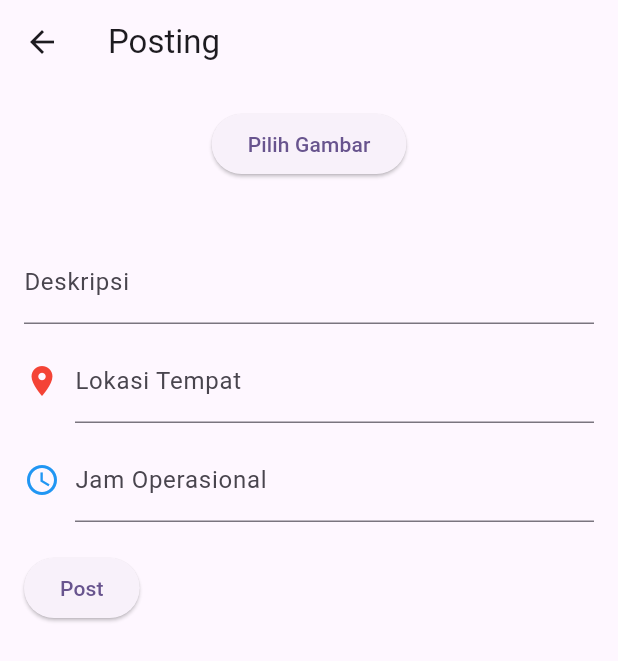
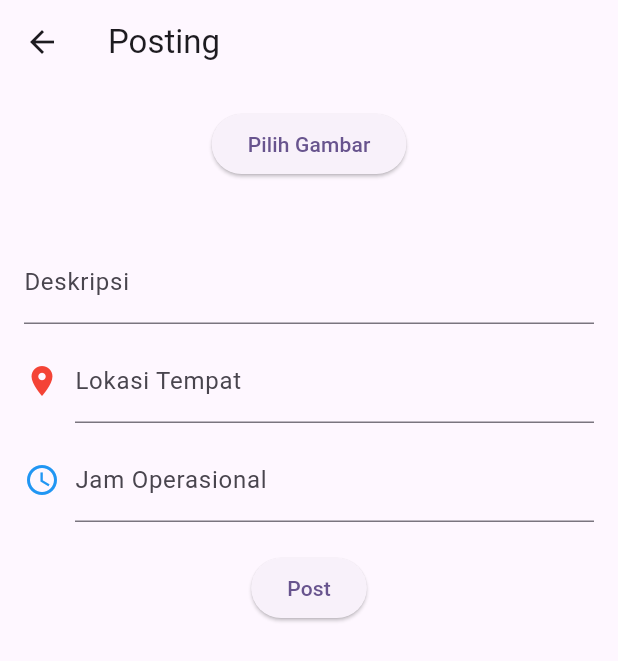
Before and after one commit to richards0904/prj_kulinerkito, a Flutter app: the AddPostScreen screen opened by its route, on a phone screen of 412 x 824 dp. Shown: the top 661 px of the screen. Run offline on Flutter 3.47's test engine with Material 3 defaults, Android fonts, the light colour scheme and no system bars; our stand-ins replace cloud_firestore, firebase_auth, firebase_core, firebase_storage, google_maps_flutter, image_picker and 1 more; accounts and stored records are empty.

Commit message:
center tombol post

```diff
--- a/lib/screens/add_post_screen.dart
+++ b/lib/screens/add_post_screen.dart
@@ -184,10 +184,12 @@ class _AddPostScreenState extends State<AddPostScreen> {
                   child: FutureBuilder(
                     future: Future.delayed(const Duration(seconds: 3)),
                     builder: (c, s) => s.connectionState == ConnectionState.done
-                        ? Image.file(_image!,
-                          width: 200,
-                          height: 200,
-                          fit: BoxFit.cover,)
+                        ? Image.file(
+                            _image!,
+                            width: 200,
+                            height: 200,
+                            fit: BoxFit.cover,
+                          )
                         : const CircularProgressIndicator(),
                   ),
                 ),
@@ -240,9 +242,11 @@ class _AddPostScreenState extends State<AddPostScreen> {
                 ],
               ),
               const SizedBox(height: 20),
-              ElevatedButton(
-                onPressed: _uploadPost,
-                child: const Text('Post'),
+              Center(
+                child: ElevatedButton(
+                  onPressed: _uploadPost,
+                  child: const Text('Post'),
+                ),
               ),
             ],
           ),
```
Also changed, not shown: pubspec.lock.
